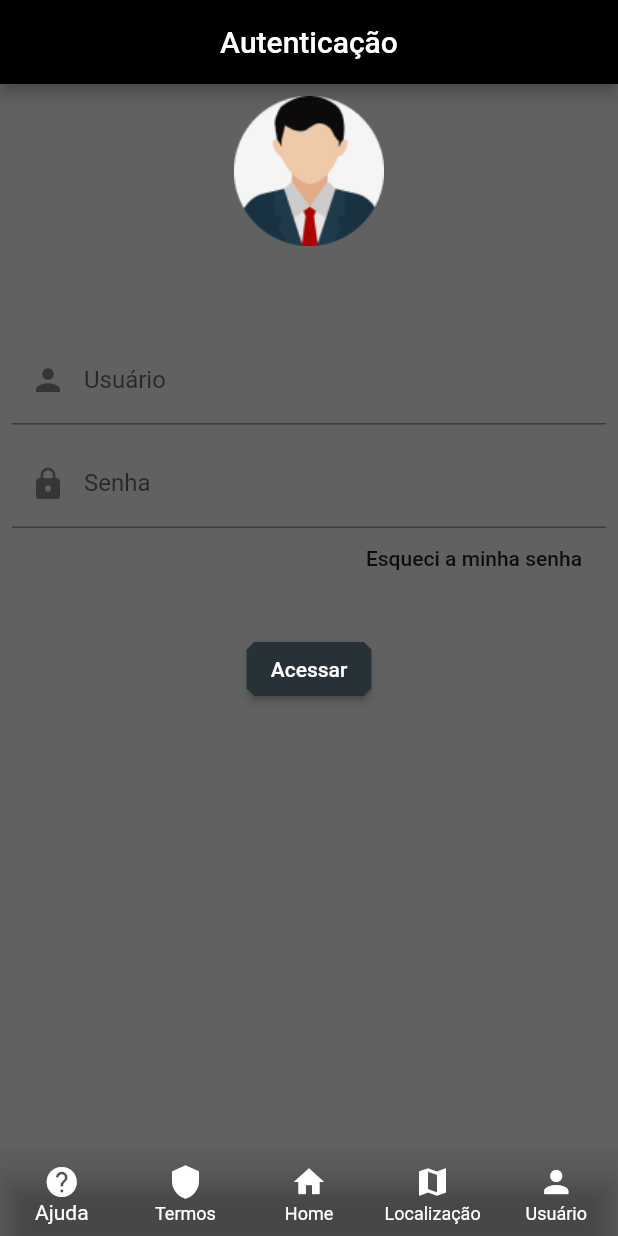
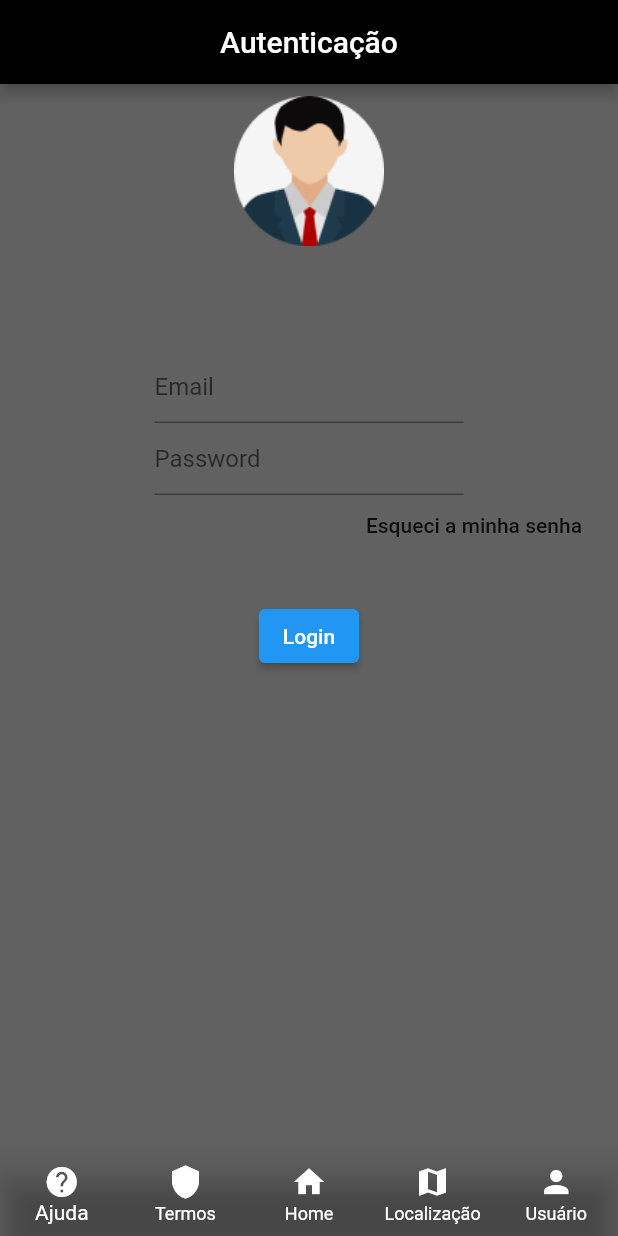
Before and after one commit to henrique97-hub/TCC-app-car-master, a Flutter app: the screen it shows after launch, scrolled down 56 dp, after a tap on "Entrar", on a phone screen of 412 x 824 dp. Run offline on Flutter 3.47's test engine with Material 2 defaults, Android fonts, the phone set to English and light mode, and no system bars; our stand-ins replace firebase_auth, firebase_core, flutter_svg, local_auth; missing offline and left inert: dart:js; accounts and stored records are empty; network calls fail.

Commit message:
Finished changes
Finished with the changes for the app, at least making the login and register page work. Now refactoring around these changes

```diff
--- a/app_car/lib/ui/login_page.dart
+++ b/app_car/lib/ui/login_page.dart
@@ -6,6 +6,8 @@ import 'package:app_car/ui/teste_widget.dart';
 import 'package:app_car/widgets/bottomNavigation.dart';
 import 'package:flutter/material.dart';
 import 'package:local_auth/local_auth.dart';
+import 'package:app_car/auth_service.dart';
+import 'package:app_car/ui/home_page.dart';
 
 
 class LoginPage extends StatefulWidget {
@@ -17,8 +19,8 @@ class LoginPage extends StatefulWidget {
 }
 
 class _LoginPageState extends State<LoginPage> {
-  String usuario = '';
-  String senha = '';
+  final TextEditingController _emailController = TextEditingController();
+  final TextEditingController _passwordController = TextEditingController();
   @override
   Widget build(BuildContext context) {
         final ThemeData tema = ThemeData(
@@ -51,25 +53,25 @@ class _LoginPageState extends State<LoginPage> {
                 Container(
                   height: 50,
                 ),
-                SizedBox(height: 10),
-                TextField(
-                  onChanged: (text) {
-                    usuario = text;
-                  },
-                  decoration: InputDecoration(
-                    labelText: 'Usuário',
-                    prefixIcon: Icon(Icons.person)
+                const SizedBox(height: 20),
+                SizedBox(
+                  width: MediaQuery.of(context).size.width / 2,
+                  child: TextField(
+                    controller: _emailController,
+                    obscureText: true,
+                    decoration: const InputDecoration(
+                    hintText: 'Email',
+                    ),
                   ),
                 ),
-                SizedBox(height: 10),
-                TextField(
-                  onChanged: (text) {
-                    senha = text;
-                  },
-                  obscureText: true,
-                  decoration: InputDecoration(
-                    labelText: 'Senha',
-                    prefixIcon: Icon(Icons.lock),
+                SizedBox(
+                  width: MediaQuery.of(context).size.width / 2,
+                    child: TextField(
+                      controller: _passwordController,
+                      obscureText: true,
+                      decoration: const InputDecoration(
+                      hintText: 'Password',
+                    ),
                   ),
                 ),
                   Container(
@@ -87,24 +89,26 @@ class _LoginPageState extends State<LoginPage> {
                 ),
                 SizedBox(height: 30),
                 ElevatedButton(
-
                   onPressed: () async {
-                    // if (usuario == 'henrique' && senha == '123'){
-                      Navigator.of(context).pushReplacement(
-                        MaterialPageRoute(builder: (context) => HomePage())
-                      );
-                    // }
-                    // else {
-                    //   print('Senha invalida!');
-                    // }
-                  },
-                   child: Text('Acessar'),
-                   style: ElevatedButton.styleFrom(
-                    primary: Colors.blueGrey[900],
-                    shape: const BeveledRectangleBorder(borderRadius: BorderRadius.all(Radius.circular(5)))
-
-                  )
-                ),
+                    final message = await AuthService().login(
+                      email: _emailController.text,
+                      password: _passwordController.text,
+                    );
+                  if (message!.contains('Success')) {
+                    Navigator.of(context).pushReplacement(
+                      MaterialPageRoute(
+                        builder: (context) => const HomePage(),
+                      ),
+                    );
+                  }
+                  ScaffoldMessenger.of(context).showSnackBar(
+                    SnackBar(
+                      content: Text(message),
+                    ),
+                  );
+              },
+              child: const Text('Login'),
+            ),
                 ],
             ),
           ),
--- a/app_car/lib/ui/register_page.dart
+++ b/app_car/lib/ui/register_page.dart
@@ -5,6 +5,7 @@ import 'package:app_car/widgets/bottomNavigation.dart';
 import 'package:flutter/cupertino.dart';
 import 'package:flutter/material.dart';
 import 'package:app_car/auth_service.dart';
+import 'package:app_car/ui/home_page.dart';
 
 class RegisterPage extends StatefulWidget {
   const RegisterPage({Key? key}) : super(key: key);
@@ -14,6 +15,7 @@ class RegisterPage extends StatefulWidget {
 }
 
 class _RegisterPageState extends State<RegisterPage> {
+  final TextEditingController _userController = TextEditingController();
   final TextEditingController _emailController = TextEditingController();
   final TextEditingController _passwordController = TextEditingController();
 
@@ -52,23 +54,29 @@ class _RegisterPageState extends State<RegisterPage> {
             child: Column(
               mainAxisAlignment: MainAxisAlignment.center,
               children: [
-                TextField(
-                  onChanged: (text) {
-                    print(text);
-                  },
+                const SizedBox(height: 20),
+                SizedBox(
+                  width: MediaQuery.of(context).size.width / 2,
+                  child: TextField(
+                    controller: _userController,
+                    obscureText: true,
                     decoration: const InputDecoration(
-                    labelText: 'Usuário',
-                    prefixIcon: Icon(Icons.person),
+                    hintText: 'Usuário',
                     ),
                   ),
+                ),
+              const SizedBox(height: 20),
                 SizedBox(
                   width: MediaQuery.of(context).size.width / 2,
                   child: TextField(
                     controller: _emailController,
-                decoration: const InputDecoration(hintText: 'Email'),
+                    obscureText: true,
+                    decoration: const InputDecoration(
+                    hintText: 'email',
                     ),
                   ),
-                const SizedBox(height: 10),
+                ),
+                const SizedBox(height: 20),
                 SizedBox(
                   width: MediaQuery.of(context).size.width / 2,
                   child: TextField(
@@ -79,7 +87,7 @@ class _RegisterPageState extends State<RegisterPage> {
                     ),
                   ),
                 ),
-                const SizedBox(height: 10),
+                const SizedBox(height: 20),
                 const TextField(
                   obscureText: true,
                   decoration: InputDecoration(
@@ -89,21 +97,30 @@ class _RegisterPageState extends State<RegisterPage> {
                 ),
                 const SizedBox(height: 50),
                 ElevatedButton(
-                  onPressed: () {},
-                  child: const Text('Cadastrar'),
-                  style: ElevatedButton.styleFrom(
-                    primary: Colors.blueGrey[900],
-                    shape: const BeveledRectangleBorder(borderRadius: BorderRadius.all(Radius.circular(5)))
-                  )
-
-                ),
-                const SizedBox(height: 50),
-                ElevatedButton(
                   onPressed: () async{
                     final message = await AuthService().registration(
                       email: _emailController.text,
                       password: _passwordController.text,
                     );
+                    if (message!.contains('Success')){
+                      Navigator.of(context).pushReplacement(
+                        MaterialPageRoute(builder: (context) => HomePage()));
+                  }
+                ScaffoldMessenger.of(context).showSnackBar(
+                  SnackBar(
+                    content: Text(message),
+                  ),
+                 );
+                },
+                  child: const Text('Criar Conta'),
+                  style: ElevatedButton.styleFrom(
+                    primary: Colors.blueGrey[900],
+                    shape: const BeveledRectangleBorder(borderRadius: BorderRadius.all(Radius.circular(5)))
+                  )
+                ),
+                const SizedBox(height: 50),
+                ElevatedButton(
+                  onPressed: () {
                     Navigator.of(context).pushReplacement(
                         MaterialPageRoute(builder: (context) => LoginPage())
                     );
```
Also changed, not shown: 1 other file. Lines whose indentation alone changed are shown as unchanged.
